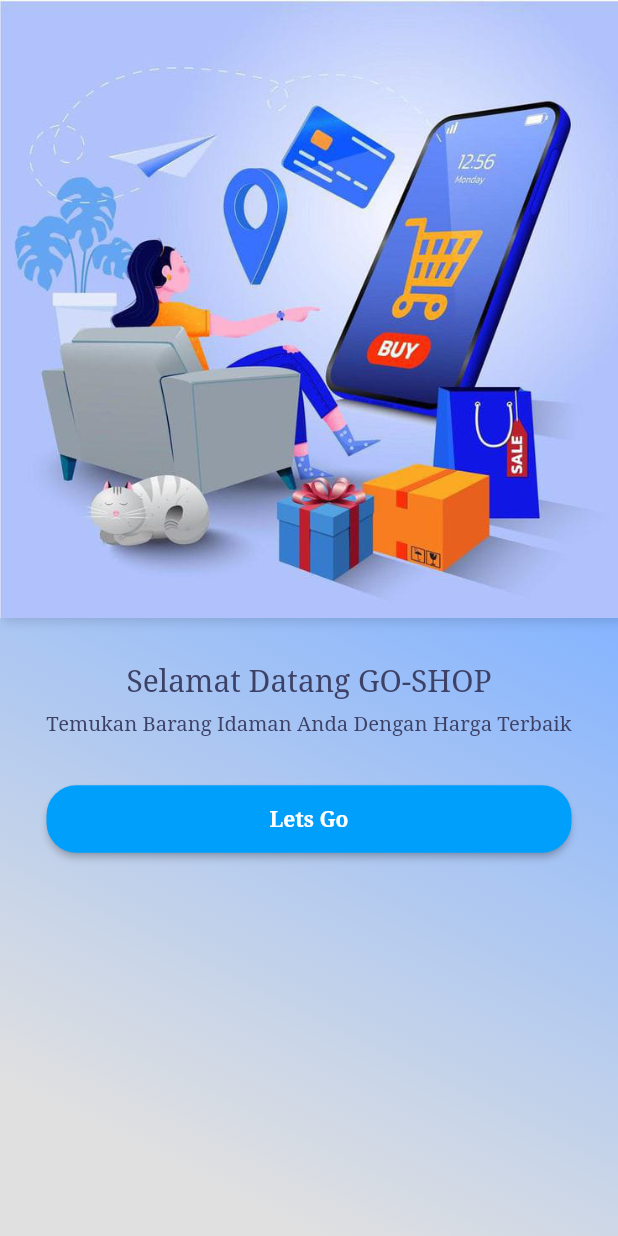
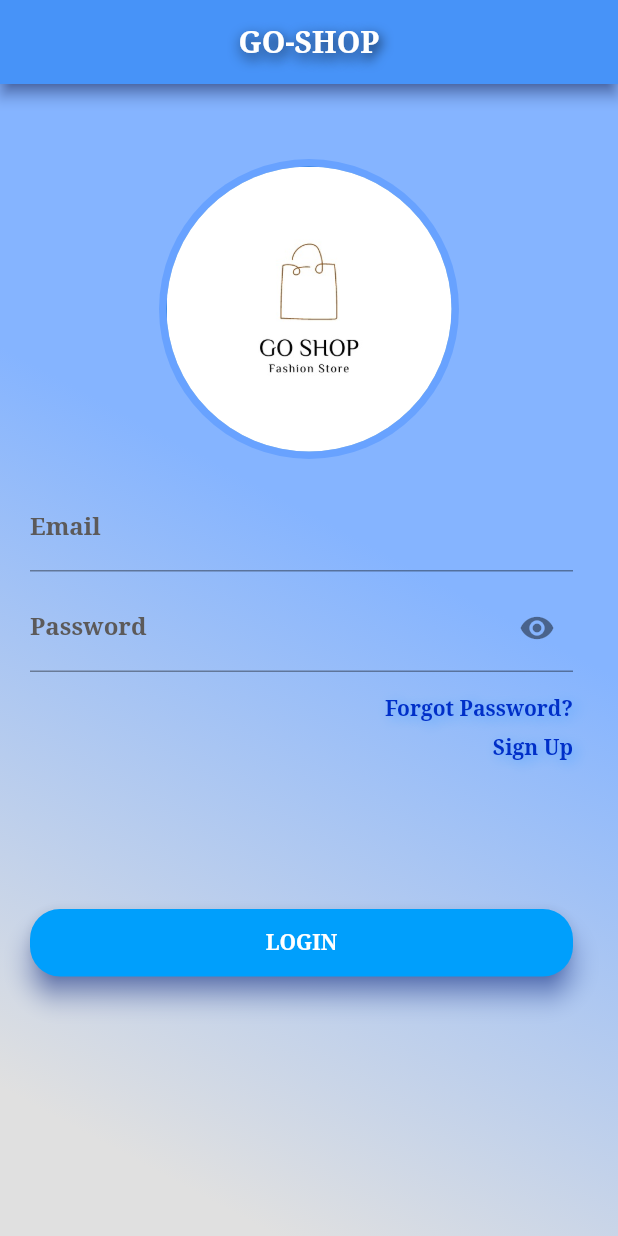
Before and after one commit to Bintangmutis/Final_project_K2, a Flutter app: the screen it shows after launch, after a tap on "Lets Go", on a phone screen of 412 x 824 dp. Run offline on Flutter 3.47's test engine with Material 2 defaults, Android fonts, the phone set to English and light mode, and no system bars; drawn by our look-alikes of animated_text_kit.

Commit message:
baru design login/signup

```diff
--- /dev/null
+++ b/lib/Auth/login.dart
@@ -0,0 +1,191 @@
+import 'package:final_project_kel_2/Auth/signup.dart';
+import 'package:flutter/material.dart';
+
+class LoginPage extends StatefulWidget {
+  const LoginPage({super.key});
+
+  @override
+  State<LoginPage> createState() => _LoginPageState();
+}
+
+class _LoginPageState extends State<LoginPage> {
+  final TextEditingController username = TextEditingController();
+  final TextEditingController _emailController = TextEditingController();
+  final TextEditingController _passwordController = TextEditingController();
+
+  @override
+  Widget build(BuildContext context) {
+    <String, WidgetBuilder>{
+      '/signup': (BuildContext context) => const SignUpPage()
+    };
+    Widget logo = const CircleAvatar(
+      backgroundColor: Color.fromARGB(255, 104, 162, 255),
+      radius: 100,
+      child: CircleAvatar(
+        radius: 95,
+        backgroundImage: AssetImage('images/logo.jpg'),
+      ),
+    );
+
+    return Scaffold(
+        appBar: AppBar(
+          automaticallyImplyLeading: false,
+          backgroundColor: const Color.fromARGB(255, 71, 147, 248),
+          shadowColor: const Color.fromARGB(255, 0, 11, 106),
+          centerTitle: true,
+          title: const Text(
+            'GO-SHOP',
+            style: TextStyle(
+                fontFamily: "Serif",
+                fontWeight: FontWeight.bold,
+                shadows: [
+                  Shadow(
+                    color: Colors.black,
+                    blurRadius: 10.0,
+                    offset: Offset(1.0, 3.0),
+                  ),
+                  Shadow(
+                    color: Color.fromARGB(255, 71, 147, 248),
+                    blurRadius: 10.0,
+                    offset: Offset(-5.0, 5.0),
+                  ),
+                ]),
+          ),
+        ),
+        body: Container(
+          decoration: BoxDecoration(
+              gradient: LinearGradient(
+            begin: Alignment.topRight,
+            end: Alignment.bottomLeft,
+            stops: const [
+              0.4,
+              0.9,
+            ],
+            colors: [
+              const Color.fromARGB(255, 133, 180, 255),
+              Colors.grey.shade300
+            ],
+          )),
+          child: ListView(
+            padding: const EdgeInsets.only(top: 50.0),
+            children: <Widget>[
+              Center(child: logo),
+              const SizedBox(
+                height: 8,
+              ),
+              Container(
+                padding: const EdgeInsets.only(top: 8, left: 20, right: 30),
+                child: Column(
+                  children: <Widget>[
+                    TextField(
+                      controller: _emailController,
+                      decoration: const InputDecoration(
+                          labelText: 'Email',
+                          labelStyle: TextStyle(
+                              fontFamily: 'Serif',
+                              fontWeight: FontWeight.bold,
+                              color: Color.fromARGB(255, 92, 90, 90)),
+                          focusedBorder: UnderlineInputBorder(
+                            borderSide: BorderSide(
+                                color: Color.fromARGB(255, 0, 12, 124)),
+                          )),
+                    ),
+                    const SizedBox(
+                      height: 8,
+                    ),
+                    TextField(
+                      controller: _passwordController,
+                      decoration: const InputDecoration(
+                          labelText: 'Password',
+                          suffixIcon: Icon(
+                            Icons.remove_red_eye,
+                          ),
+                          labelStyle: TextStyle(
+                              fontFamily: 'Serif',
+                              fontWeight: FontWeight.bold,
+                              color: Color.fromARGB(255, 92, 90, 90)),
+                          focusedBorder: UnderlineInputBorder(
+                            borderSide: BorderSide(
+                                color: Color.fromARGB(255, 0, 12, 124)),
+                          )),
+                      obscureText: true,
+                    ),
+                    const SizedBox(
+                      height: 16,
+                    ),
+                    Row(
+                      mainAxisAlignment: MainAxisAlignment.end,
+                      children: <Widget>[
+                        InkWell(
+                          onTap: () {},
+                          child: const Text('Forgot Password?',
+                              style: TextStyle(
+                                  color: Color.fromARGB(255, 0, 47, 200),
+                                  fontFamily: 'Serif',
+                                  fontWeight: FontWeight.bold,
+                                  shadows: [
+                                    Shadow(
+                                      color: Color.fromARGB(255, 91, 168, 255),
+                                      blurRadius: 10.0,
+                                      offset: Offset(3, 2),
+                                    ),
+                                  ])),
+                        )
+                      ],
+                    ),
+                    const SizedBox(
+                      height: 10,
+                    ),
+                    Row(
+                      mainAxisAlignment: MainAxisAlignment.end,
+                      children: <Widget>[
+                        InkWell(
+                          onTap: () {
+                            Navigator.push(
+                                context,
+                                MaterialPageRoute(
+                                    builder: (context) => const SignUpPage()));
+                          },
+                          child: const Text('Sign Up',
+                              style: TextStyle(
+                                  color: Color.fromARGB(255, 0, 47, 200),
+                                  fontFamily: 'Serif',
+                                  fontWeight: FontWeight.bold,
+                                  shadows: [
+                                    Shadow(
+                                      color: Color.fromARGB(255, 91, 168, 255),
+                                      blurRadius: 10.0,
+                                      offset: Offset(3, 2),
+                                    ),
+                                  ])),
+                        )
+                      ],
+                    ),
+                    const SizedBox(
+                      height: 100,
+                    ),
+                    SizedBox(
+                      height: 45,
+                      child: Material(
+                        borderRadius: BorderRadius.circular(20),
+                        shadowColor: const Color.fromARGB(255, 0, 47, 200),
+                        color: const Color.fromARGB(255, 0, 159, 252),
+                        elevation: 7,
+                        child: GestureDetector(
+                            onTap: () {},
+                            child: const Center(
+                                child: Text('LOGIN',
+                                    style: TextStyle(
+                                        color: Colors.white,
+                                        fontWeight: FontWeight.bold,
+                                        fontFamily: 'Serif')))),
+                      ),
+                    ),
+                  ],
+                ),
+              )
+            ],
+          ),
+        ));
+  }
+}
--- a/lib/home.dart
+++ b/lib/home.dart
@@ -1,4 +1,5 @@
 import 'package:animated_text_kit/animated_text_kit.dart';
+import 'package:final_project_kel_2/Auth/login.dart';
 import 'package:flutter/material.dart';
 
 // ignore: must_be_immutable
@@ -27,7 +28,6 @@ class Home extends StatelessWidget {
       child: Image.asset(
         'images/home.png',
         colorBlendMode: BlendMode.softLight,
-        fit: BoxFit.fill,
       ),
     );
 
@@ -109,7 +109,12 @@ class Home extends StatelessWidget {
               child: MaterialButton(
                 shape: const RoundedRectangleBorder(
                     borderRadius: BorderRadius.all(Radius.circular(20.0))),
-                onPressed: () {},
+                onPressed: () {
+                  Navigator.push(
+                      context,
+                      MaterialPageRoute(
+                          builder: (context) => const LoginPage()));
+                },
                 color: const Color.fromARGB(255, 0, 159, 252),
                 textColor: Colors.white,
                 minWidth: 350,
--- a/pubspec.yaml
+++ b/pubspec.yaml
@@ -37,6 +37,9 @@ dependencies:
   # Use with the CupertinoIcons class for iOS style icons.
   cupertino_icons: ^1.0.2
   animated_text_kit: ^4.2.2
+  http: ^0.13.5
+  email_validator: ^2.1.17
+  shared_preferences: ^2.0.15
 
 dev_dependencies:
   flutter_test:
```
Also changed, not shown: lib/Auth/signup.dart (added, +156 -0 lines), images/logo.jpg (added), pubspec.lock, 1 other file.
